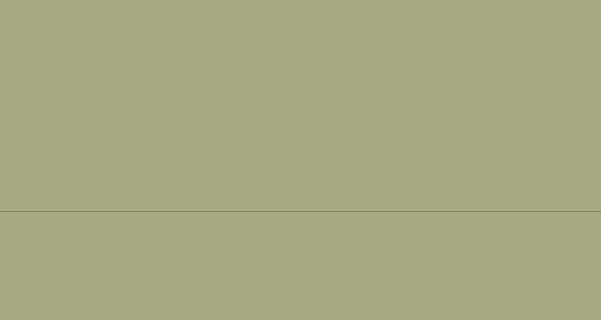
Old version of the form consulta.ui in the repository AndreConforti/cadastro_de_produtos; both pictures show x 220 to 821 and y 560 to 880 of the 1115 by 880 pixel window.
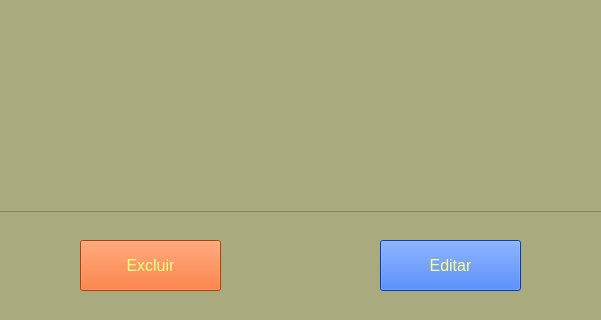
New version of the form.

Commit message:
Botão editar
Foi adicionado o botão para editar um produto cadastrado

```diff
--- a/consulta.ui
+++ b/consulta.ui
@@ -179,6 +179,56 @@
      <string>V</string>
     </property>
    </widget>
+   <widget class="QPushButton" name="btn_excluir">
+    <property name="geometry">
+     <rect>
+      <x>300</x>
+      <y>800</y>
+      <width>141</width>
+      <height>51</height>
+     </rect>
+    </property>
+    <property name="font">
+     <font>
+      <pointsize>12</pointsize>
+     </font>
+    </property>
+    <property name="styleSheet">
+     <string notr="true">background-color: rgb(255, 85, 0);
+color: rgb(255, 255, 127);</string>
+    </property>
+    <property name="text">
+     <string>Excluir</string>
+    </property>
+    <property name="shortcut">
+     <string>V</string>
+    </property>
+   </widget>
+   <widget class="QPushButton" name="btn_editar">
+    <property name="geometry">
+     <rect>
+      <x>600</x>
+      <y>800</y>
+      <width>141</width>
+      <height>51</height>
+     </rect>
+    </property>
+    <property name="font">
+     <font>
+      <pointsize>12</pointsize>
+     </font>
+    </property>
+    <property name="styleSheet">
+     <string notr="true">background-color: rgb(0, 85, 255);
+color: rgb(255, 255, 127);</string>
+    </property>
+    <property name="text">
+     <string>Editar</string>
+    </property>
+    <property name="shortcut">
+     <string>V</string>
+    </property>
+   </widget>
   </widget>
  </widget>
  <resources/>
```
The commit also changes 2 other files.
